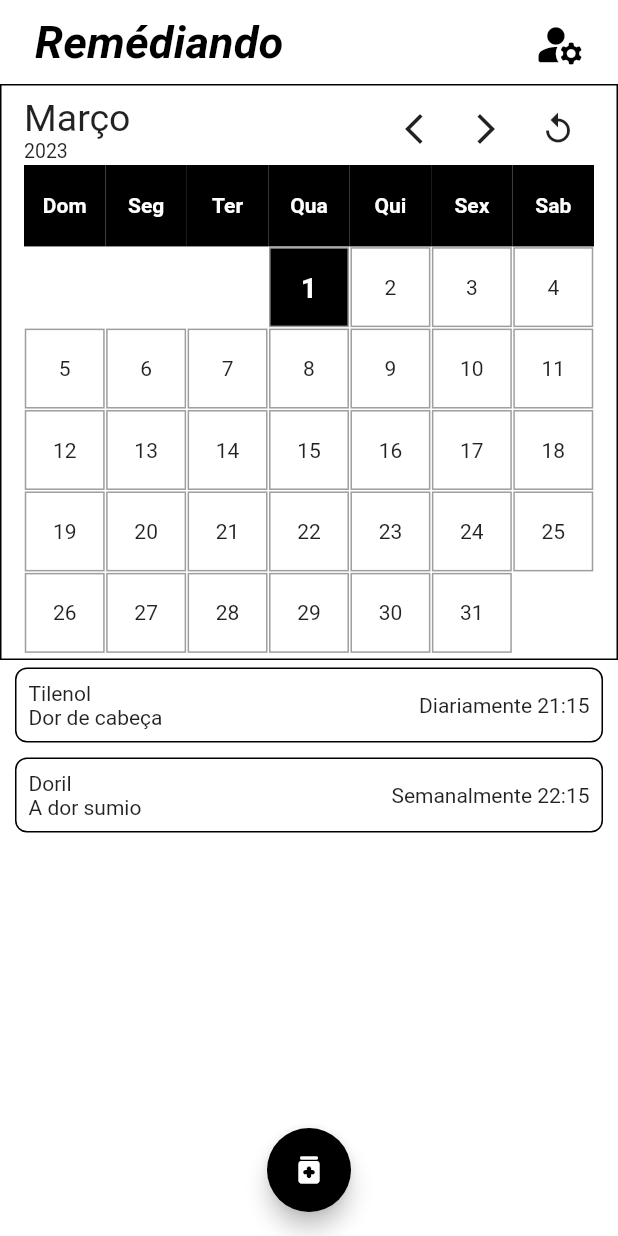
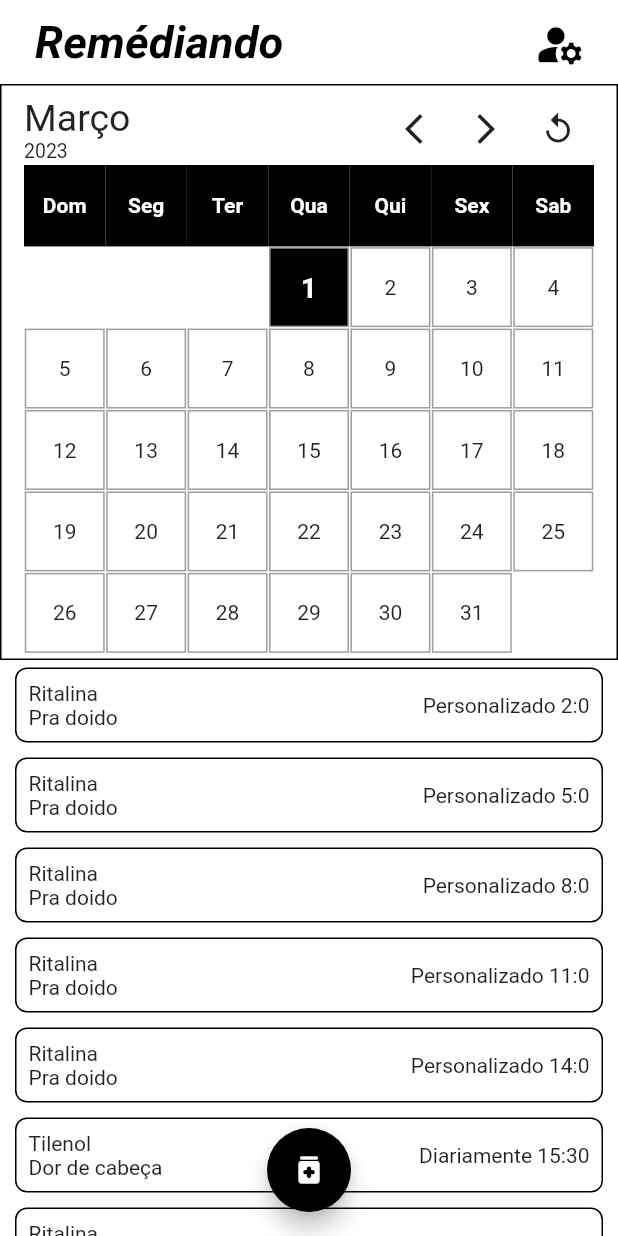
Before and after one commit to Patrickalvares/app_medicine_scheduler, a Flutter app: the screen it shows after launch, on a phone screen of 412 x 824 dp. Run offline on Flutter 3.47's test engine with Material 2 defaults, Android fonts, the phone set to English and light mode, and no system bars; our stand-ins replace flutter_bloc, flutter_time_picker_spinner, table_calendar.

Commit message:
Periodic Medicine add to Schedule properly

```diff
--- a/lib/bloc/medicine_bloc.dart
+++ b/lib/bloc/medicine_bloc.dart
@@ -4,8 +4,23 @@ import 'package:app_medicine_scheduler/models/medicine.dart';
 import 'package:flutter_bloc/flutter_bloc.dart';
 
 class MedicineBloc extends Bloc<MedicineEvent, MedicineState> {
-  List<Medicine> medicines = [];
-  MedicineBloc() : super(MedicineEmptyState()) {
+  static final List<Medicine> initialMedicines = [
+    MonthlyMedicine('Viagra', DateTime.utc(2023, 03, 31, 10, 15),
+        observation: 'Azulzinho'),
+    DailyMedicine('Tilenol', DateTime.utc(2023, 02, 07, 15, 30),
+        observation: 'Dor de cabeça'),
+    WeeklyMedicine('Doril', DateTime.utc(2023, 02, 22, 22, 55),
+        observation: 'A dor sumio'),
+    PeriodicMedicine('Cloroquina', DateTime.utc(2023, 02, 28, 19, 40),
+        const Duration(days: 5),
+        observation: 'Faz arminha com a Mão'),
+    PeriodicMedicine('Ritalina', DateTime.utc(2023, 02, 27, 23, 00),
+        const Duration(hours: 3, minutes: 0),
+        observation: 'Pra doido')
+  ];
+
+  List<Medicine> medicines = initialMedicines;
+  MedicineBloc() : super(MedicineLoadedState(initialMedicines)) {
     on<AddMedicineEvent>((event, emit) {
       medicines.add(event.medicine);
       emit(MedicineLoadedState(medicines));
--- a/lib/components/selected_day_medicines.dart
+++ b/lib/components/selected_day_medicines.dart
@@ -40,13 +40,30 @@ class _SelectedDayMedicinesState extends State<SelectedDayMedicines> {
     }
   }
 
+  bool checkPeriodicPerDayInThisDay(PeriodicMedicine medicine) {
+    DateTime iter = medicine.initialDate;
+    do {
+      iter = iter.add(medicine.period);
+
+      if ((iter.day == widget.selectedDay.day) &&
+          (iter.month == widget.selectedDay.month) &&
+          (iter.year == widget.selectedDay.year)) {
+        return true;
+      }
+    } while (iter.isBefore(widget.selectedDay));
+
+    return false;
+  }
+
   @override
   Widget build(BuildContext context) {
-    return BlocBuilder(
+    return Expanded(
+      flex: 3,
+      child: BlocBuilder(
           bloc: BlocProvider.of<MedicineBloc>(context),
           builder: (context, state) {
             if (state is MedicineEmptyState) {
-            return const Text('Não há Remédios');
+              return const Center(child: Text('Não há Remédios'));
             } else if (state is MedicineLoadedState) {
               List<MedicineSchedule> schedules = [];
 
@@ -65,12 +82,28 @@ class _SelectedDayMedicinesState extends State<SelectedDayMedicines> {
                       medicine.initialDate.hour,
                       medicine.initialDate.minute);
                   schedules.add(MedicineSchedule(day, medicine));
+                } else if (medicine is PeriodicMedicine) {
+                  DateTime iter = medicine.initialDate;
+                  do {
+                    if ((iter.day == widget.selectedDay.day) &&
+                        (iter.month == widget.selectedDay.month) &&
+                        (iter.year == widget.selectedDay.year)) {
+                      DateTime day = DateTime.utc(
+                          widget.selectedDay.year,
+                          widget.selectedDay.month,
+                          widget.selectedDay.day,
+                          iter.hour,
+                          iter.minute);
+                      schedules.add(MedicineSchedule(day, medicine));
+                    }
+                    iter = iter.add(medicine.period);
+                  } while (iter.isBefore(
+                      widget.selectedDay.add(const Duration(days: 1))));
                 }
               }
-
-            return Expanded(
-              flex: 3,
-              child: ListView.builder(
+              schedules
+                  .sort(((a, b) => a.medicineTime.compareTo(b.medicineTime)));
+              return ListView.builder(
                 itemCount: schedules.length,
                 itemBuilder: ((context, index) {
                   MedicineSchedule medicine = schedules[index];
@@ -100,11 +133,11 @@ class _SelectedDayMedicinesState extends State<SelectedDayMedicines> {
                     ),
                   );
                 }),
-              ),
               );
             } else {
               return const Text("Erro doido");
             }
-        });
+          }),
+    );
   }
 }
--- a/lib/main.dart
+++ b/lib/main.dart
@@ -25,9 +25,7 @@ class MyApp extends StatelessWidget {
   Widget build(BuildContext context) {
     return MaterialApp(
       debugShowCheckedModeBanner: false,
-      theme: ThemeData(
-        primarySwatch: Colors.blue,
-      ),
+      theme: ThemeData(colorSchemeSeed: Colors.grey),
       home: const HomePage(),
     );
   }
--- a/lib/pages/home_page.dart
+++ b/lib/pages/home_page.dart
@@ -1,9 +1,6 @@
-import 'package:app_medicine_scheduler/bloc/medicine_bloc.dart';
-import 'package:app_medicine_scheduler/bloc/medicine_event.dart';
 import 'package:app_medicine_scheduler/bloc/select_day_state.dart';
 import 'package:app_medicine_scheduler/components/calendar.dart';
 import 'package:app_medicine_scheduler/components/selected_day_medicines.dart';
-import 'package:app_medicine_scheduler/models/medicine.dart';
 import 'package:app_medicine_scheduler/pages/new_medicine.dart';
 import 'package:flutter/material.dart';
 import 'package:flutter_bloc/flutter_bloc.dart';
@@ -23,26 +20,6 @@ class _HomePageState extends State<HomePage> {
 
   @override
   Widget build(BuildContext context) {
-    BlocProvider.of<MedicineBloc>(context).add(AddMedicineEvent(MonthlyMedicine(
-        'Viagra', DateTime.utc(2023, 03, 31, 22, 15),
-        observation: 'Azulzinho')));
-    BlocProvider.of<MedicineBloc>(context).add(AddMedicineEvent(DailyMedicine(
-        'Tilenol', DateTime.utc(2023, 02, 07, 21, 15),
-        observation: 'Dor de cabeça')));
-    BlocProvider.of<MedicineBloc>(context).add(AddMedicineEvent(WeeklyMedicine(
-        'Doril', DateTime.utc(2023, 02, 22, 22, 15),
-        observation: 'A dor sumio')));
-    BlocProvider.of<MedicineBloc>(context).add(AddMedicineEvent(
-        PeriodicMedicine('Cloroquina', DateTime.utc(2023, 02, 05, 22, 15),
-            const Duration(days: 5),
-            observation: 'Faz arminha com a Mão')));
-    BlocProvider.of<MedicineBloc>(context).add(
-      AddMedicineEvent(
-        PeriodicMedicine('Ritalina', DateTime.utc(2023, 02, 05, 22, 15),
-            const Duration(hours: 15),
-            observation: 'Pra doido'),
-      ),
-    );
     return Scaffold(
       backgroundColor: Colors.white,
       appBar: AppBar(
--- a/lib/pages/new_medicine.dart
+++ b/lib/pages/new_medicine.dart
@@ -183,6 +183,7 @@ class _NewMedicineState extends State<NewMedicine> {
                     onTap: _openInitialDatePicker,
                     enableSuggestions: true,
                     cursorHeight: 34,
+                    readOnly: true,
                     decoration: const InputDecoration(
                         label: Text(
                       '  Dia e Hora Inicial',
@@ -241,7 +242,8 @@ class _NewMedicineState extends State<NewMedicine> {
                           {
                             medicine = PeriodicMedicine(
                                 _medicineName.text,
-                                DateTime.now(),
+                                DateFormat('dd/MM/y H:m')
+                                    .parse(_initialDate.text),
                                 Duration(
                                   days: int.parse(_periodicMedicineDays.text),
                                 ),
@@ -252,7 +254,8 @@ class _NewMedicineState extends State<NewMedicine> {
                           {
                             medicine = PeriodicMedicine(
                                 _medicineName.text,
-                                DateTime.now(),
+                                DateFormat('dd/MM/y H:m')
+                                    .parse(_initialDate.text),
                                 Duration(
                                     hours: _timeInHours.hour,
                                     minutes: _timeInHours.minute),
```
Lines whose indentation alone changed are shown as unchanged.
